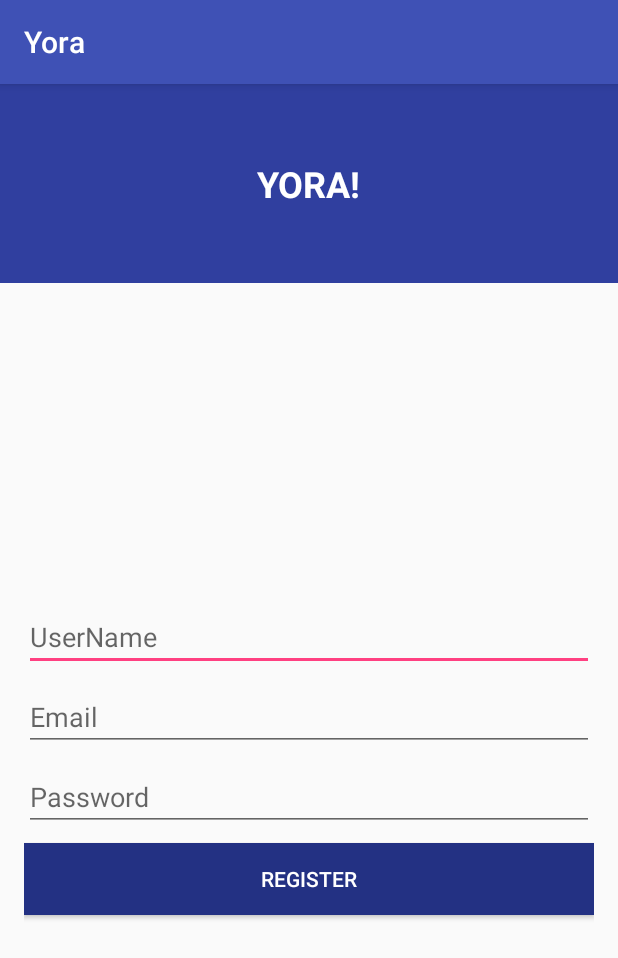
After one commit to dlotfi/Yora, an Android app: the RegisterActivity screen opened directly, with no data from a screen before it, on a phone screen of 412 x 824 dp. The commit adds this screen. Shown: the top 958 px of the screen. Run offline under Robolectric (Android 15) with nearby library versions, the phone set to English and light mode, and no system bars.

Commit message:
Video 18 - App Part 5

```diff
--- a/app/src/main/AndroidManifest.xml
+++ b/app/src/main/AndroidManifest.xml
@@ -16,8 +16,10 @@
                 <category android:name="android.intent.category.LAUNCHER" />
             </intent-filter>
         </activity>
-        <activity android:name=".activities.LoginActivity"></activity>
-        <activity android:name=".activities.LoginNarrowActivity"></activity>
+        <activity android:name=".activities.LoginActivity"/>
+        <activity android:name=".activities.LoginNarrowActivity"/>
+        <activity android:name=".activities.RegisterActivity"/>
+        <activity android:name=".activities.ExternalLoginActivity"/>
 
     </application>
 
--- /dev/null
+++ b/app/src/main/java/com/example/yora/activities/RegisterActivity.java
@@ -0,0 +1,42 @@
+package com.example.yora.activities;
+
+import android.os.Bundle;
+import android.view.View;
+import android.widget.Button;
+import android.widget.EditText;
+
+import com.example.yora.R;
+
+public class RegisterActivity extends BaseActivity implements View.OnClickListener {
+    private Button _registerButton;
+    private EditText _userNameText;
+    private EditText _emailText;
+    private EditText _passwordText;
+    private View _progressBar;
+
+    @Override
+    protected void onCreate(Bundle savedInstanceState) {
+        super.onCreate(savedInstanceState);
+
+        setContentView(R.layout.activity_register);
+
+        _registerButton = (Button) findViewById(R.id.activity_register_registerButton);
+        _userNameText = (EditText) findViewById(R.id.activity_register_userName);
+        _emailText = (EditText) findViewById(R.id.activity_register_email);
+        _passwordText = (EditText) findViewById(R.id.activity_register_password);
+        _progressBar = findViewById(R.id.activity_register_progressBar);
+
+        _registerButton.setOnClickListener(this);
+        _progressBar.setVisibility(View.GONE);
+    }
+
+    @Override
+    public void onClick(View view) {
+        if (view == _registerButton) {
+            _progressBar.setVisibility(View.VISIBLE);
+            application.getAuth().getUser().setLoggedIn(true);
+            setResult(RESULT_OK);
+            finish();
+        }
+    }
+}
--- a/app/src/main/java/com/example/yora/fragments/LoginFragment.java
+++ b/app/src/main/java/com/example/yora/fragments/LoginFragment.java
@@ -1,12 +1,10 @@
 package com.example.yora.fragments;
 
 import android.app.Activity;
-import android.content.Context;
 import android.os.Bundle;
 import android.view.LayoutInflater;
 import android.view.View;
 import android.view.ViewGroup;
-import android.widget.EditText;
 
 import com.example.yora.R;
 
--- /dev/null
+++ b/app/src/main/res/layout/activity_register.xml
@@ -0,0 +1,63 @@
+<?xml version="1.0" encoding="utf-8"?>
+<LinearLayout xmlns:android="http://schemas.android.com/apk/res/android"
+    android:orientation="vertical"
+    android:layout_width="match_parent"
+    android:layout_height="match_parent">
+
+    <include layout="@layout/include_login_header" />
+
+    <RelativeLayout
+        android:layout_width="match_parent"
+        android:layout_height="match_parent"
+        android:gravity="center_vertical"
+        android:padding="16dp">
+
+        <EditText
+            android:layout_width="match_parent"
+            android:layout_height="wrap_content"
+            android:hint="UserName"
+            android:id="@+id/activity_register_userName"
+            android:layout_marginBottom="8dp"
+            android:singleLine="true"/>
+
+        <EditText
+            android:layout_width="match_parent"
+            android:layout_height="wrap_content"
+            android:hint="Email"
+            android:singleLine="true"
+            android:id="@+id/activity_register_email"
+            android:layout_marginBottom="8dp"
+            android:layout_below="@id/activity_register_userName"
+            android:inputType="textEmailAddress"/>
+
+        <EditText
+            android:layout_width="match_parent"
+            android:layout_height="wrap_content"
+            android:hint="Password"
+            android:singleLine="true"
+            android:id="@+id/activity_register_password"
+            android:layout_marginBottom="8dp"
+            android:layout_below="@id/activity_register_email"
+            android:inputType="textPassword"/>
+
+        <Button
+            android:layout_width="match_parent"
+            android:layout_height="wrap_content"
+            android:text="Register"
+            android:background="@color/colorPrimaryDarker"
+            android:textColor="#ffffffff"
+            android:layout_below="@id/activity_register_password"
+            android:id="@+id/activity_register_registerButton"/>
+
+        <ProgressBar
+            android:layout_width="wrap_content"
+            android:layout_height="wrap_content"
+            android:indeterminateOnly="true"
+            android:layout_centerHorizontal="true"
+            android:layout_alignTop="@id/activity_register_registerButton"
+            android:layout_alignBottom="@id/activity_register_registerButton"
+            android:id="@+id/activity_register_progressBar"/>
+
+    </RelativeLayout>
+
+</LinearLayout>
```
Also changed, not shown: app/src/main/java/com/example/yora/activities/ExternalLoginActivity.java (added, +37 -0 lines), app/src/main/java/com/example/yora/activities/LoginActivity.java (+27 -1 lines), app/src/main/res/layout/activity_external_login.xml (added, +18 -0 lines).
